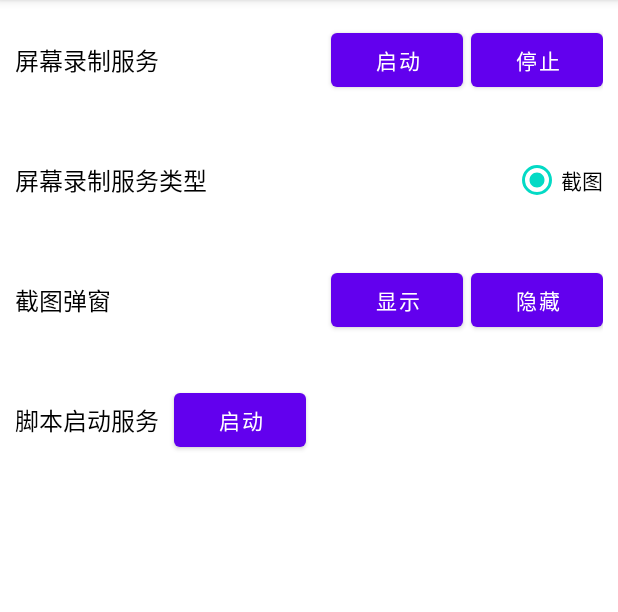
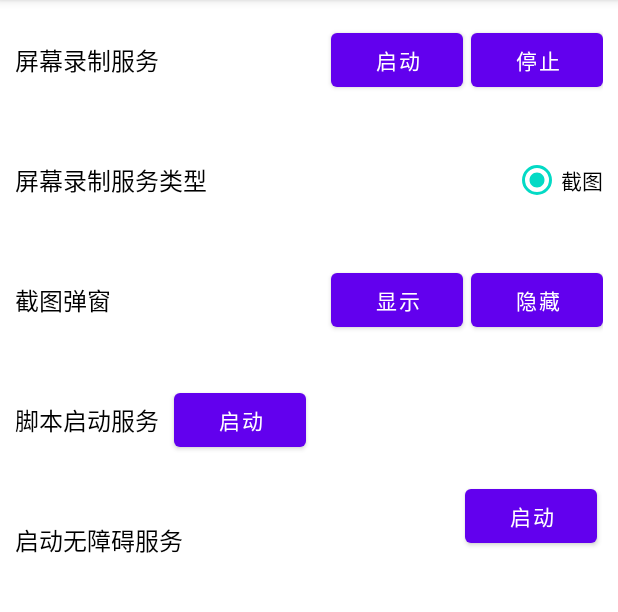
Before and after one commit to Sixiang-Wang/AppAgentBUAA, an Android app: the screen it shows after launch (MainActivity), on a phone screen of 412 x 824 dp, the part 84-696 px from its top. Run offline under Robolectric (Android 15) with nearby library versions, the phone set to English and light mode, and no system bars.

Commit message:
添加无障碍按钮

```diff
--- a/AndroidStudioProjects/AndroidStudioProjects/app/src/main/res/layout/activity_main.xml
+++ b/AndroidStudioProjects/AndroidStudioProjects/app/src/main/res/layout/activity_main.xml
@@ -91,4 +91,22 @@
             android:text="启动" />
     </RelativeLayout>
 
+    <RelativeLayout
+        style="@style/Item">
+        <TextView
+            android:id="@+id/tv_accessibility_service"
+            style="@style/ItemTitle"
+            android:text="启动无障碍服务"
+            android:layout_alignParentStart="true"
+            android:layout_centerVertical="true" />
+
+        <Button
+            android:id="@+id/btn_startAccessibility"
+            android:layout_width="wrap_content"
+            android:layout_height="wrap_content"
+            android:layout_marginStart="188dp"
+            android:layout_toEndOf="@id/tv_accessibility_service"
+            android:text="启动" />
+    </RelativeLayout>
+
 </LinearLayout>
--- a/AndroidStudioProjects/AndroidStudioProjects/build.gradle
+++ b/AndroidStudioProjects/AndroidStudioProjects/build.gradle
@@ -1,15 +1,14 @@
 // Top-level build file where you can add configuration options common to all sub-projects/modules.
 buildscript {
     repositories {
-        maven { url "https://chaquo.com/maven" } //添加行
+
     }
     dependencies {
-        classpath "com.chaquo.python:gradle:16.0.0" //添加行
+
         classpath 'com.android.tools.build:gradle:8.1.4'
     }
 }
 plugins {
     id 'com.android.application' version '8.1.4' apply false
     id 'com.android.library' version '8.1.4' apply false
-    id 'com.chaquo.python' version '16.0.0' apply false
 }
```
Also changed, not shown: AndroidStudioProjects/AndroidStudioProjects/app/build.gradle (+1 -23 lines), AndroidStudioProjects/AndroidStudioProjects/app/src/main/java/com/example/myapplication/activity/MainActivity.java (+26 -0 lines).
